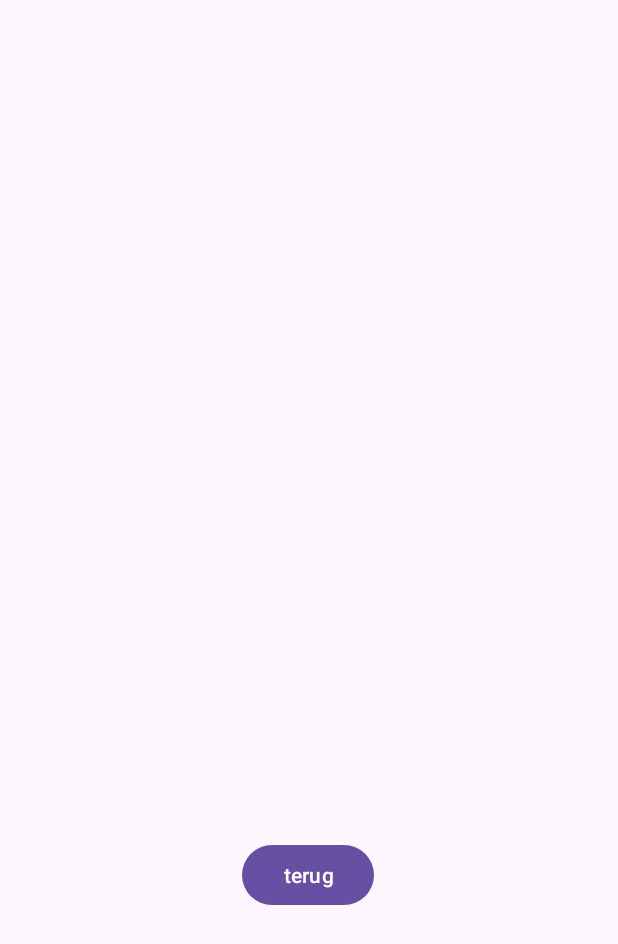
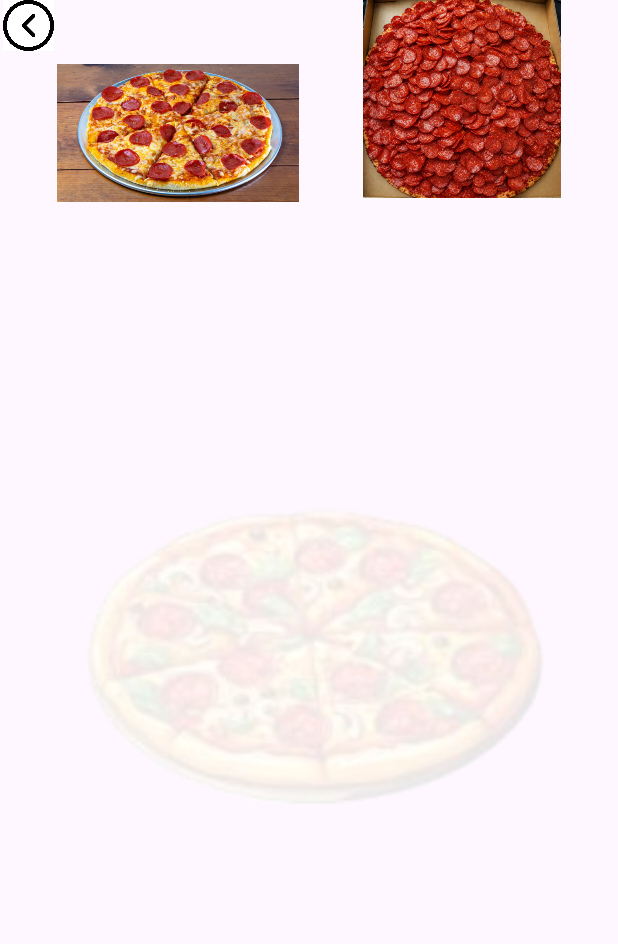
Before and after one commit to menm1214/android-studio, an Android app: the MainActivity2 screen opened directly, with no data from a screen before it, on a phone screen of 412 x 824 dp. Shown: the top 944 px of the screen. Run offline under Robolectric (Android 15) with nearby library versions, the phone set to English and light mode, and no system bars.

Commit message:
app terug
terug

```diff
--- a/app/src/main/java/com/example/bestel/MainActivity2.kt
+++ b/app/src/main/java/com/example/bestel/MainActivity2.kt
@@ -6,6 +6,7 @@ import androidx.activity.enableEdgeToEdge
 import androidx.appcompat.app.AppCompatActivity
 import androidx.core.view.ViewCompat
 import androidx.core.view.WindowInsetsCompat
+import android.widget.ImageView
 
 class MainActivity2 : AppCompatActivity() {
     override fun onCreate(savedInstanceState: Bundle?) {
@@ -17,7 +18,7 @@ class MainActivity2 : AppCompatActivity() {
             v.setPadding(systemBars.left, systemBars.top, systemBars.right, systemBars.bottom)
             insets
         }
-        val knop2 = findViewById<Button>(R.id.knop2)
+        val knop2 = findViewById<ImageView>(R.id.image)
         knop2.setOnClickListener {
             finish()
         }
--- a/app/src/main/res/layout/activity_main2.xml
+++ b/app/src/main/res/layout/activity_main2.xml
@@ -7,15 +7,51 @@
     android:layout_height="match_parent"
     tools:context=".MainActivity2">
 
-    <Button
-        android:id="@+id/knop2"
-        android:layout_width="wrap_content"
-        android:layout_height="wrap_content"
-        android:text="terug"
+    <ImageView
+        android:id="@+id/image"
+        android:layout_width="38dp"
+        android:layout_height="34dp"
         app:layout_constraintBottom_toBottomOf="parent"
         app:layout_constraintEnd_toEndOf="parent"
-        app:layout_constraintHorizontal_bias="0.498"
+        app:layout_constraintHorizontal_bias="0.0"
         app:layout_constraintStart_toStartOf="parent"
         app:layout_constraintTop_toTopOf="parent"
-        app:layout_constraintVertical_bias="0.721" />
+        app:layout_constraintVertical_bias="0.0"
+        app:srcCompat="@drawable/back_arrow_illustration_free_vector" />
+
+    <ImageView
+        android:id="@+id/imageViewbg"
+        android:layout_width="352dp"
+        android:layout_height="259dp"
+        app:layout_constraintBottom_toBottomOf="parent"
+        app:layout_constraintEnd_toEndOf="parent"
+        app:layout_constraintHorizontal_bias="0.491"
+        app:layout_constraintStart_toStartOf="parent"
+        app:layout_constraintTop_toTopOf="parent"
+        app:layout_constraintVertical_bias="0.536"
+        app:srcCompat="@drawable/schermafbeelding_2026_10_06_103628_removebg_preview" />
+
+    <ImageView
+        android:id="@+id/imageView5"
+        android:layout_width="161dp"
+        android:layout_height="169dp"
+        android:layout_marginTop="4dp"
+        app:layout_constraintEnd_toEndOf="parent"
+        app:layout_constraintHorizontal_bias="0.152"
+        app:layout_constraintStart_toStartOf="parent"
+        app:layout_constraintTop_toTopOf="parent"
+        app:srcCompat="@drawable/_323123" />
+
+    <ImageView
+        android:id="@+id/imageView7"
+        android:layout_width="138dp"
+        android:layout_height="132dp"
+        app:layout_constraintBottom_toTopOf="@+id/imageViewbg"
+        app:layout_constraintEnd_toEndOf="parent"
+        app:layout_constraintHorizontal_bias="0.528"
+        app:layout_constraintStart_toEndOf="@+id/imageView5"
+        app:layout_constraintTop_toTopOf="parent"
+        app:layout_constraintVertical_bias="0.0"
+        app:srcCompat="@drawable/_1" />
+
 </androidx.constraintlayout.widget.ConstraintLayout>
```
Also changed, not shown: app/src/main/res/drawable/_1.png (added), app/src/main/res/drawable/back_arrow_illustration_free_vector.jpg (added).
